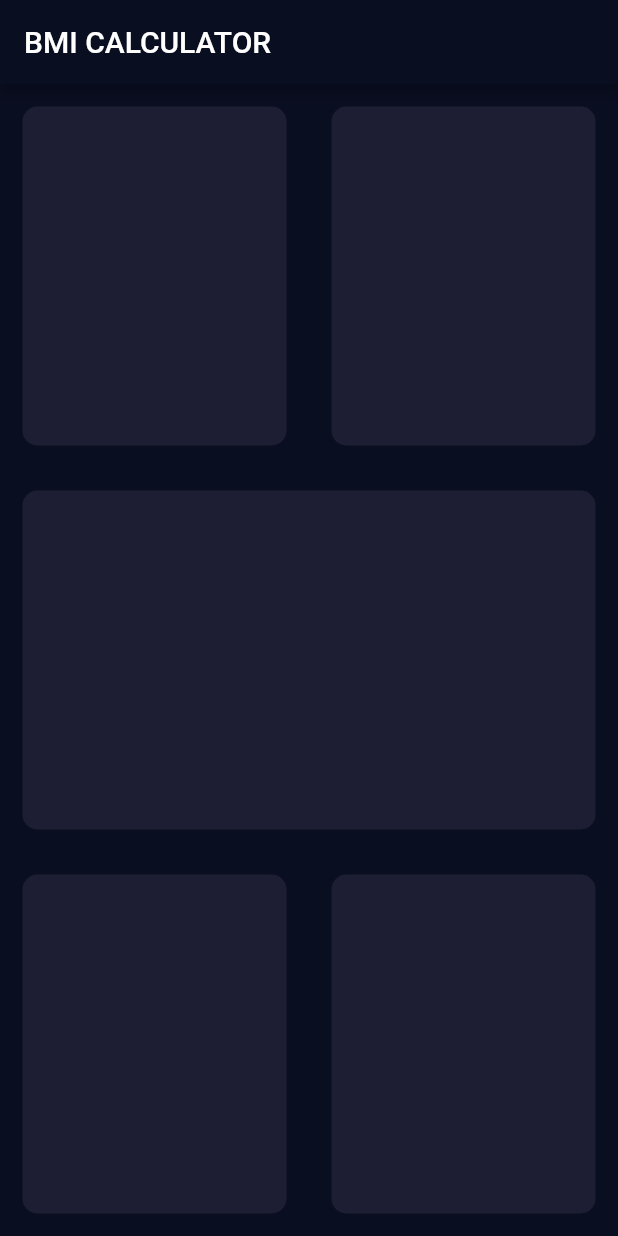
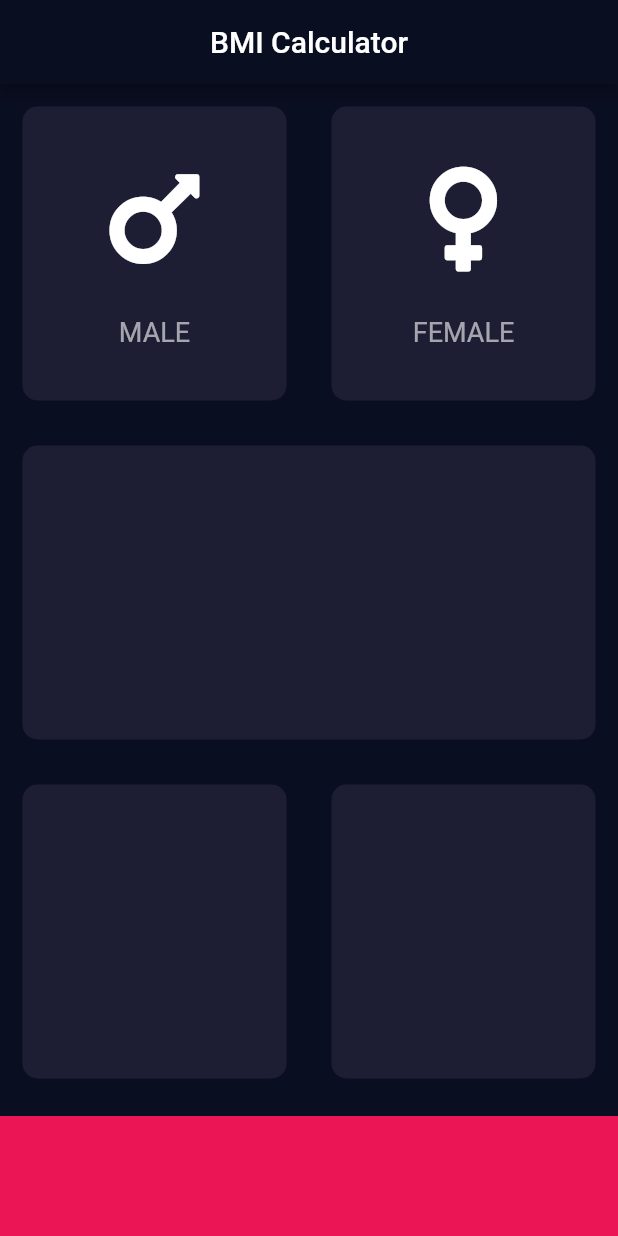
Before and after one commit to nickname8888/BMI_Calculator, a Flutter app: the screen it shows after launch, on a phone screen of 412 x 824 dp. Run offline on Flutter 3.47's test engine with Material 2 defaults, Android fonts, the light colour scheme and no system bars; our stand-ins replace font_awesome_flutter.

Commit message:
added 2 new dart files, refactored code and added icons

```diff
--- /dev/null
+++ b/lib/icon_content.dart
@@ -0,0 +1,27 @@
+import 'package:flutter/material.dart';
+
+class IconContent extends StatelessWidget {
+  IconContent(this.inputIcon, this.inputString);
+  final IconData inputIcon;
+  final String inputString;
+
+  @override
+  Widget build(BuildContext context) {
+    return Column(
+      mainAxisAlignment: MainAxisAlignment.center,
+      children: [
+        Icon(
+          inputIcon,
+          size: 80.0,
+        ),
+        SizedBox(
+          height: 25.0,
+        ),
+        Text(
+          inputString,
+          style: TextStyle(fontSize: 18.0, color: Colors.white60),
+        )
+      ],
+    );
+  }
+}
--- a/lib/input_page.dart
+++ b/lib/input_page.dart
@@ -1,4 +1,12 @@
 import 'package:flutter/material.dart';
+import 'package:font_awesome_flutter/font_awesome_flutter.dart';
+
+import 'icon_content.dart';
+import 'reusable_card.dart';
+
+const bottomContainerHeight = 80.0;
+const primaryColour = Color(0xFF1D1E33);
+const secondaryColour = Color(0xFFEB1555);
 
 class InputPage extends StatefulWidget {
   @override
@@ -10,7 +18,10 @@ class _InputPageState extends State<InputPage> {
   Widget build(BuildContext context) {
     return Scaffold(
         appBar: AppBar(
-          title: Text('BMI CALCULATOR'),
+          centerTitle: true,
+          title: Text(
+            'BMI Calculator',
+          ),
         ),
         body: Column(
           children: [
@@ -18,40 +29,47 @@ class _InputPageState extends State<InputPage> {
               child: Row(
                 children: [
                   Expanded(
-                    child: ReusableCard(colour: Color(0xFF1D1E33)),
+                    child: ReusableCard(
+                      colour: primaryColour,
+                      cardChild: IconContent(FontAwesomeIcons.mars, 'MALE'),
+                    ),
                   ),
-                  Expanded(child: ReusableCard(colour: Color(0xFF1D1E33))),
+                  Expanded(
+                      child: ReusableCard(
+                    colour: primaryColour,
+                    cardChild: IconContent(FontAwesomeIcons.venus, 'FEMALE'),
+                  )),
                 ],
               ),
             ),
             Expanded(
-              child: ReusableCard(colour: Color(0xFF1D1E33)),
+              child: ReusableCard(
+                colour: primaryColour,
+                cardChild: Container(),
+              ),
             ),
             Expanded(
                 child: Row(
               children: [
-                Expanded(child: ReusableCard(colour: Color(0xFF1D1E33))),
-                Expanded(child: ReusableCard(colour: Color(0xFF1D1E33)))
+                Expanded(
+                    child: ReusableCard(
+                  colour: primaryColour,
+                  cardChild: Container(),
+                )),
+                Expanded(
+                    child: ReusableCard(
+                  colour: primaryColour,
+                  cardChild: Container(),
+                )),
               ],
-            ))
+            )),
+            Container(
+              color: secondaryColour,
+              width: double.maxFinite,
+              height: bottomContainerHeight,
+              margin: EdgeInsets.only(top: 10),
+            )
           ],
         ));
   }
 }
-
-class ReusableCard extends StatelessWidget {
-  late final Color colour;
-
-  ReusableCard({required this.colour});
-
-  @override
-  Widget build(BuildContext context) {
-    return Container(
-      margin: EdgeInsets.all(15),
-      decoration: BoxDecoration(
-        color: colour,
-        borderRadius: BorderRadius.circular(10),
-      ),
-    );
-  }
-}
--- /dev/null
+++ b/lib/reusable_card.dart
@@ -0,0 +1,20 @@
+import 'package:flutter/material.dart';
+
+class ReusableCard extends StatelessWidget {
+  late final Color colour;
+  late final Widget cardChild;
+
+  ReusableCard({required this.colour, required this.cardChild});
+
+  @override
+  Widget build(BuildContext context) {
+    return Container(
+      child: cardChild,
+      margin: EdgeInsets.all(15),
+      decoration: BoxDecoration(
+        color: colour,
+        borderRadius: BorderRadius.circular(10),
+      ),
+    );
+  }
+}
--- a/pubspec.yaml
+++ b/pubspec.yaml
@@ -28,6 +28,7 @@ dependencies:
   # The following adds the Cupertino Icons font to your application.
   # Use with the CupertinoIcons class for iOS style icons.
   cupertino_icons: ^1.0.2
+  font_awesome_flutter: ^9.1.0
 
 dev_dependencies:
   flutter_test:
```
Also changed, not shown: pubspec.lock, 6 other files.
